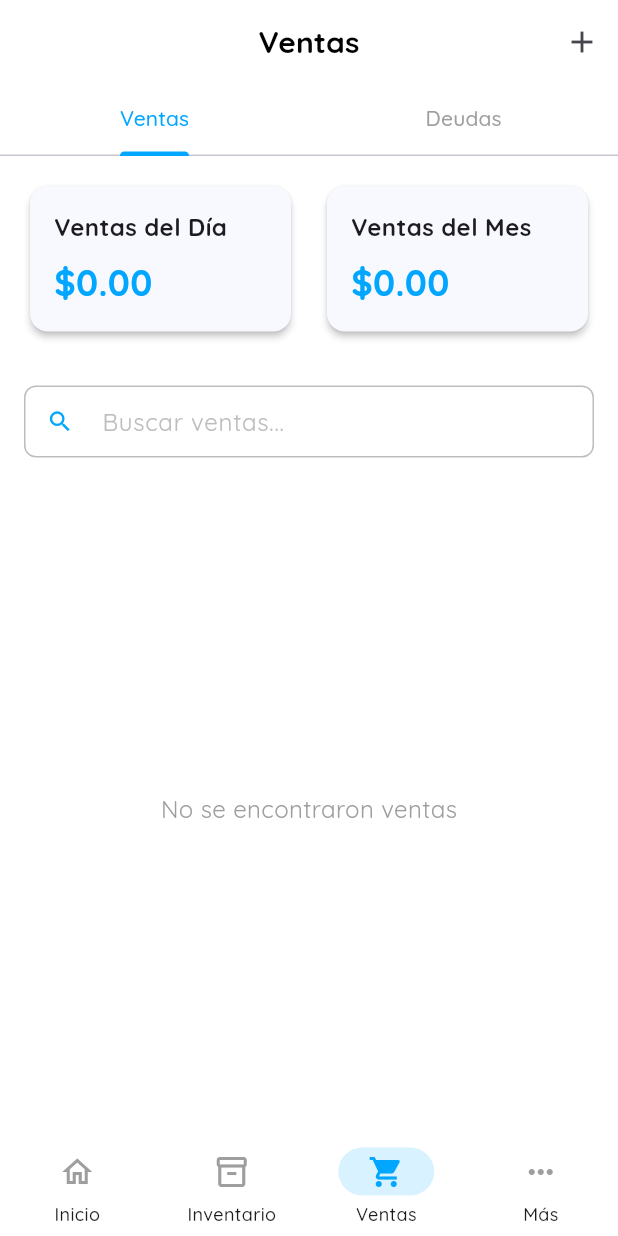
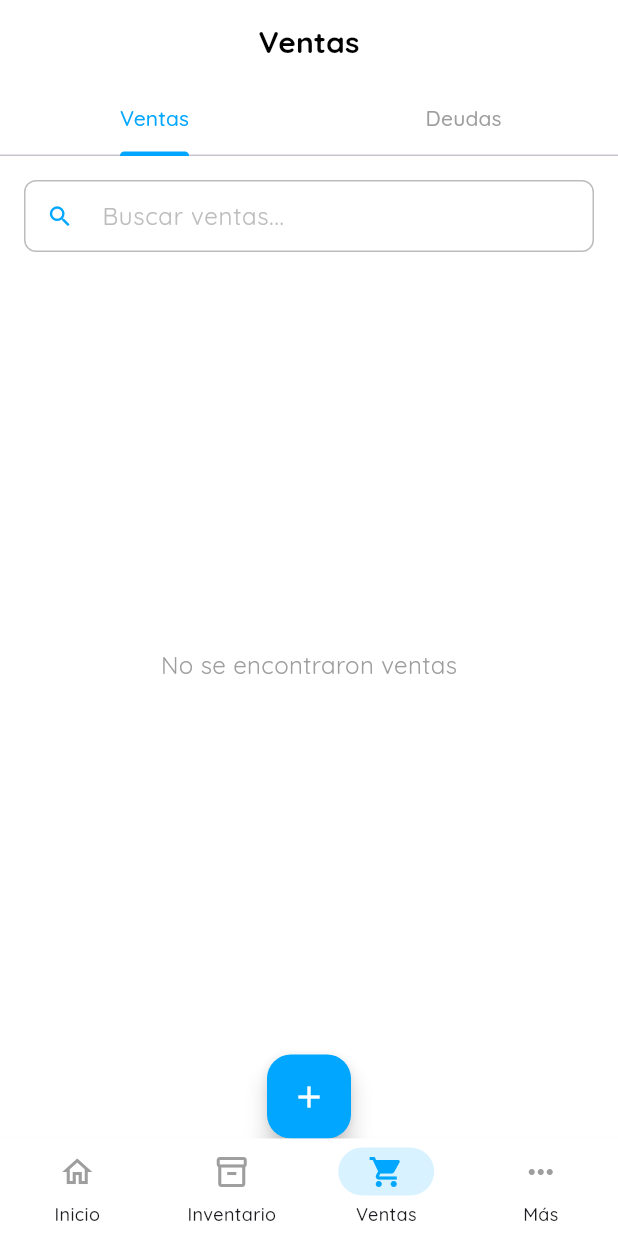
Before and after one commit to Hjanner/E-H_app, a Flutter app: the screen it shows after launch, item 3 of the bottom bar chosen, on a phone screen of 412 x 824 dp. Run offline on Flutter 3.47's test engine with Material 3 defaults, Android fonts, the phone set to English and light mode, and no system bars; our stand-ins replace google_fonts, image_picker, shared_preferences, sqflite; accounts and stored records are empty; network calls fail.

Commit message:
ajustes front de ventas, ajuste de sales_screen v1

```diff
--- a/lib/screens/sales/sale_list_screen.dart
+++ b/lib/screens/sales/sale_list_screen.dart
@@ -5,6 +5,7 @@ import 'package:ehstore_app/services/customer_service.dart';
 import 'package:ehstore_app/models/customer.dart';
 import 'package:ehstore_app/theme/app_theme.dart';
 import 'sale_detail_screen.dart';
+import 'new_sale_screen.dart';
 import 'package:intl/intl.dart';
 
 class SaleListScreen extends StatefulWidget {
@@ -75,6 +76,7 @@ class _SaleListScreenState extends State<SaleListScreen> {
     }
   }
 
+
   // Precarga información de clientes para mostrar nombres
   Future<void> _preloadCustomers() async {
     try {
@@ -139,6 +141,7 @@ class _SaleListScreenState extends State<SaleListScreen> {
   Future<void> _refreshSales() async {
     await _loadSales();
   }
+
 
   @override
   Widget build(BuildContext context) {
@@ -242,6 +245,28 @@ class _SaleListScreenState extends State<SaleListScreen> {
                       ),
                     ),
         ),
+
+                // Botón flotante para agregar producto
+        Positioned(
+          bottom: 16,
+          right: 16,
+          child: FloatingActionButton(
+            onPressed: () {
+              Navigator.push(
+                context,
+                MaterialPageRoute(
+                  builder: (context) => const NewSaleScreen(),
+                ),
+              ).then((result) {
+                if (result == true) {
+                  _refreshSales();
+                }
+              });
+            },
+            backgroundColor: AppTheme.primaryColor,
+            child: const Icon(Icons.add, color: Colors.white),
+          ),
+        ),
       ],
     );
   }
--- a/lib/screens/sales/sales_screen.dart
+++ b/lib/screens/sales/sales_screen.dart
@@ -1,10 +1,8 @@
 import 'package:flutter/material.dart';
 import 'package:ehstore_app/theme/app_theme.dart';
 import 'package:ehstore_app/services/sale_service.dart';
-import 'package:ehstore_app/models/sale.dart';
 import 'sale_list_screen.dart';
 import 'debt_list_screen.dart';
-import 'new_sale_screen.dart';
 
 class SalesScreen extends StatefulWidget {
   const SalesScreen({super.key});
@@ -71,25 +69,26 @@ class _SalesScreenState extends State<SalesScreen> with SingleTickerProviderStat
     }
   }
 
+
   @override
   Widget build(BuildContext context) {
     return Scaffold(
       appBar: AppBar(
         title: const Text('Ventas'),
-        actions: [
-          IconButton(
-            icon: const Icon(Icons.add),
-            onPressed: () {
-              Navigator.push(
-                context,
-                MaterialPageRoute(
-                  builder: (context) => const NewSaleScreen(),
-                ),
-              ).then((_) => _loadSalesData());
-            },
-            tooltip: 'Nueva venta',
-          ),
-        ],
+        // actions: [
+        //   IconButton(
+        //     icon: const Icon(Icons.add),
+        //     onPressed: () {
+        //       Navigator.push(
+        //         context,
+        //         MaterialPageRoute(
+        //           builder: (context) => const NewSaleScreen(),
+        //         ),
+        //       ).then((_) => _loadSalesData());
+        //     },
+        //     tooltip: 'Nueva venta',
+        //   ),
+        // ],
         bottom: TabBar(
           controller: _tabController,
           labelColor: AppTheme.primaryColor,
@@ -103,7 +102,7 @@ class _SalesScreenState extends State<SalesScreen> with SingleTickerProviderStat
       ),
       body: Column(
         children: [
-          _buildSalesInfo(),
+         // _buildSalesInfo(),
           Expanded(
             child: TabBarView(
               controller: _tabController,
@@ -118,94 +117,94 @@ class _SalesScreenState extends State<SalesScreen> with SingleTickerProviderStat
     );
   }
 
-  Widget _buildSalesInfo() {
-    return Padding(
-      padding: const EdgeInsets.all(16.0),
-      child: Row(
-        children: [
-          Expanded(
-            child: Card(
-              color: AppTheme.cardBackground,
-              elevation: 2,
-              child: Padding(
-                padding: const EdgeInsets.all(16.0),
-                child: Column(
-                  crossAxisAlignment: CrossAxisAlignment.start,
-                  children: [
-                    const Text(
-                      'Ventas del Día',
-                      style: TextStyle(
-                        fontSize: 16,
-                        fontWeight: FontWeight.bold,
-                      ),
-                    ),
-                    const SizedBox(height: 8),
-                    _isLoading
-                        ? const SizedBox(
-                            height: 24,
-                            width: 24,
-                            child: CircularProgressIndicator(
-                              strokeWidth: 2,
-                              valueColor: AlwaysStoppedAnimation<Color>(AppTheme.primaryColor),
-                            ),
-                          )
-                        : Text(
-                            '\$${_todaySales.toStringAsFixed(2)}',
-                            style: const TextStyle(
-                              fontSize: 24,
-                              fontWeight: FontWeight.bold,
-                              color: AppTheme.primaryColor,
-                            ),
-                          ),
-                  ],
-                ),
-              ),
-            ),
-          ),
-          const SizedBox(width: 16),
-          Expanded(
-            child: Card(
-              color: AppTheme.cardBackground,
-              elevation: 2,
-              child: Padding(
-                padding: const EdgeInsets.all(16.0),
-                child: Column(
-                  crossAxisAlignment: CrossAxisAlignment.start,
-                  children: [
-                    const Text(
-                      'Ventas del Mes',
-                      style: TextStyle(
-                        fontSize: 16,
-                        fontWeight: FontWeight.bold,
-                      ),
-                    ),
-                    const SizedBox(height: 8),
-                    _isLoading
-                        ? const SizedBox(
-                            height: 24,
-                            width: 24,
-                            child: CircularProgressIndicator(
-                              strokeWidth: 2,
-                              valueColor: AlwaysStoppedAnimation<Color>(AppTheme.primaryColor),
-                            ),
-                          )
-                        : Text(
-                            '\$${_monthlySales.toStringAsFixed(2)}',
-                            style: const TextStyle(
-                              fontSize: 24,
-                              fontWeight: FontWeight.bold,
-                              color: AppTheme.primaryColor,
-                            ),
-                          ),
-                  ],
-                ),
-              ),
-            ),
-          ),
-        ],
-      ),
-    );
-  }
+  // Widget _buildSalesInfo() {
+  //   return Padding(
+  //     padding: const EdgeInsets.all(16.0),
+  //     child: Row(
+  //       children: [
+  //         Expanded(
+  //           child: Card(
+  //             color: AppTheme.cardBackground,
+  //             elevation: 2,
+  //             child: Padding(
+  //               padding: const EdgeInsets.all(16.0),
+  //               child: Column(
+  //                 crossAxisAlignment: CrossAxisAlignment.start,
+  //                 children: [
+  //                   const Text(
+  //                     'Ventas del Día',
+  //                     style: TextStyle(
+  //                       fontSize: 16,
+  //                       fontWeight: FontWeight.bold,
+  //                     ),
+  //                   ),
+  //                   const SizedBox(height: 8),
+  //                   _isLoading
+  //                       ? const SizedBox(
+  //                           height: 24,
+  //                           width: 24,
+  //                           child: CircularProgressIndicator(
+  //                             strokeWidth: 2,
+  //                             valueColor: AlwaysStoppedAnimation<Color>(AppTheme.primaryColor),
+  //                           ),
+  //                         )
+  //                       : Text(
+  //                           '\$${_todaySales.toStringAsFixed(2)}',
+  //                           style: const TextStyle(
+  //                             fontSize: 24,
+  //                             fontWeight: FontWeight.bold,
+  //                             color: AppTheme.primaryColor,
+  //                           ),
+  //                         ),
+  //                 ],
+  //               ),
+  //             ),
+  //           ),
+  //         ),
+  //         const SizedBox(width: 16),
+  //         // Expanded(
+  //         //   child: Card(
+  //         //     color: AppTheme.cardBackground,
+  //         //     elevation: 2,
+  //         //     child: Padding(
+  //         //       padding: const EdgeInsets.all(16.0),
+  //         //       child: Column(
+  //         //         crossAxisAlignment: CrossAxisAlignment.start,
+  //         //         children: [
+  //         //           const Text(
+  //         //             'Ventas del Mes',
+  //         //             style: TextStyle(
+  //         //               fontSize: 16,
+  //         //               fontWeight: FontWeight.bold,
+  //         //             ),
+  //         //           ),
+  //         //           const SizedBox(height: 8),
+  //         //           _isLoading
+  //         //               ? const SizedBox(
+  //         //                   height: 24,
+  //         //                   width: 24,
+  //         //                   child: CircularProgressIndicator(
+  //         //                     strokeWidth: 2,
+  //         //                     valueColor: AlwaysStoppedAnimation<Color>(AppTheme.primaryColor),
+  //         //                   ),
+  //         //                 )
+  //         //               : Text(
+  //         //                   '\$${_monthlySales.toStringAsFixed(2)}',
+  //         //                   style: const TextStyle(
+  //         //                     fontSize: 24,
+  //         //                     fontWeight: FontWeight.bold,
+  //         //                     color: AppTheme.primaryColor,
+  //         //                   ),
+  //         //                 ),
+  //         //         ],
+  //         //       ),
+  //         //     ),
+  //         //   ),
+  //         // ),
+  //       ],
+  //     ),
+  //   );
+  // }
 
   @override
   void dispose() {
```
Also changed, not shown: lib/screens/more/exchange_rate/exchange_rate_screen.dart (+121 -31 lines), lib/screens/more/more_screen.dart (+4 -8 lines).
